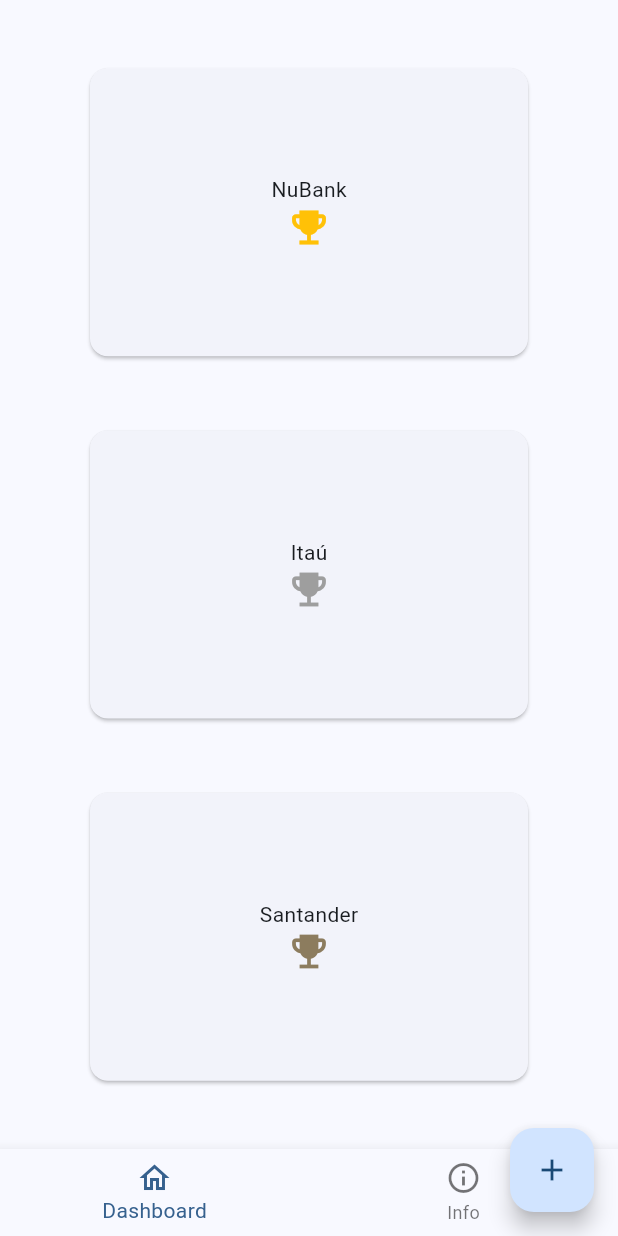
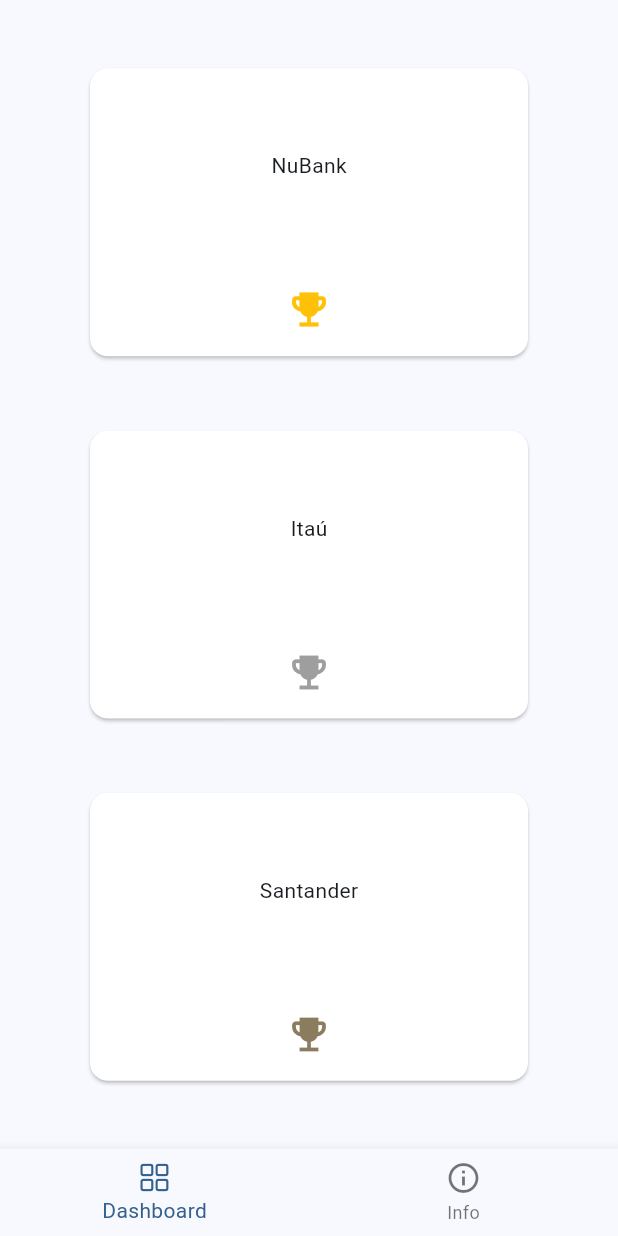
Before and after one commit to igorricardo20/card_cambio, a Flutter app: the screen it shows after launch, on a phone screen of 412 x 824 dp. Run offline on Flutter 3.47's test engine with Material 3 defaults, Android fonts, the light colour scheme and no system bars.

Commit message:
chore: Update http dependency and cupertino icons

```diff
--- a/lib/features/home/views/dashboard.dart
+++ b/lib/features/home/views/dashboard.dart
@@ -34,11 +34,33 @@
             width: 300,
             height: 200,
             child: Card(
+              color: Colors.white,
               child: Column(
-                mainAxisAlignment: MainAxisAlignment.center,
+                mainAxisAlignment: MainAxisAlignment.spaceBetween,
                 children: <Widget>[
-                  Center(child: Text(name)),
-                  Icon(Icons.emoji_events, size: 30, color: color),
+                  Expanded(
+                    child: Row(
+                      mainAxisAlignment: MainAxisAlignment.center,
+                      children: [
+                        Align(
+                          alignment: Alignment.center,
+                          child: Text(name)
+                        ),
+                      ],
+                    ),
+                  ),
+                  Padding(
+                    padding: const EdgeInsets.all(16.0),
+                    child: Row(
+                      mainAxisAlignment: MainAxisAlignment.center,
+                      children: [
+                        Align(
+                          alignment: Alignment.bottomCenter,
+                          child: Icon(Icons.emoji_events, size: 30, color: color)
+                        ),
+                      ],
+                    ),
+                  ),
                 ]
               )
             )
--- a/lib/features/home/views/home.dart
+++ b/lib/features/home/views/home.dart
@@ -1,5 +1,6 @@
 import 'package:card_cambio/features/home/views/dashboard.dart';
 import 'package:card_cambio/features/home/views/info.dart';
+import 'package:flutter/cupertino.dart';
 import 'package:flutter/material.dart';
 
 class MyHomePage extends StatefulWidget {
@@ -38,8 +39,8 @@
               onDestinationSelected: changeDestination,
               destinations: [
                 NavigationRailDestination(
-                  icon: Icon(Icons.home_outlined),
-                  selectedIcon: Icon(Icons.home),
+                  icon: Icon(CupertinoIcons.square_grid_2x2),
+                  selectedIcon: Icon(CupertinoIcons.square_grid_2x2),
                   label: Text('Dashboard'),
                 ),
                 NavigationRailDestination(
@@ -67,7 +68,7 @@
         bottomNavigationBar: BottomNavigationBar(
           items: const <BottomNavigationBarItem>[
             BottomNavigationBarItem(
-              icon: Icon(Icons.home_outlined),
+              icon: Icon(CupertinoIcons.square_grid_2x2),
               label: 'Dashboard',
             ),
             BottomNavigationBarItem(
@@ -79,11 +80,6 @@
           onTap: changeDestination,
         ),
       ),
-      floatingActionButton: FloatingActionButton(
-        onPressed: () => setState(() => _selectedIndex++),
-        tooltip: 'Change Page',
-        child: const Icon(Icons.add),
-      ),
     );
   }
 
--- a/pubspec.yaml
+++ b/pubspec.yaml
@@ -1,5 +1,5 @@
 name: card_cambio
-description: "A new Flutter project."
+description: "Showing exchange rates for BRL currency."
 # The following line prevents the package from being accidentally published to
 # pub.dev using `flutter pub publish`. This is preferred for private packages.
 publish_to: 'none' # Remove this line if you wish to publish to pub.dev
@@ -35,6 +35,7 @@
   # The following adds the Cupertino Icons font to your application.
   # Use with the CupertinoIcons class for iOS style icons.
   cupertino_icons: ^1.0.6
+  http: ^1.2.1
 
 dev_dependencies:
   flutter_test:
@@ -45,7 +46,7 @@
   # activated in the `analysis_options.yaml` file located at the root of your
   # package. See that file for information about deactivating specific lint
   # rules and activating additional ones.
-  flutter_lints: ^3.0.0
+  flutter_lints: ^4.0.0
 
 # For information on the generic Dart part of this file, see the
 # following page: https://dart.dev/tools/pub/pubspec
```
Also changed, not shown: pubspec.lock.
